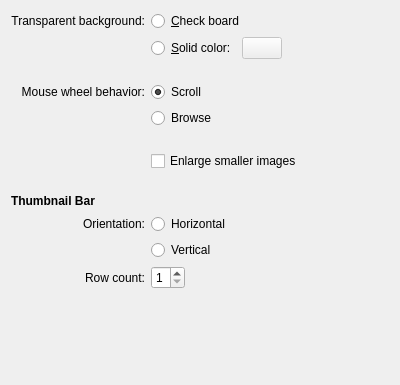
Qt form app/imageviewconfigpage.ui (KDE/gwenview) before a commit.
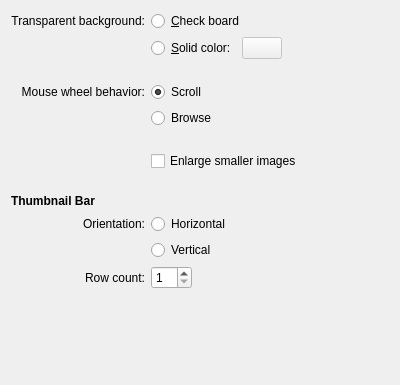
The same form after that commit. Custom widgets are drawn as their Qt base class.

Commit message: Increase maximum row count.

Diff of the .ui file:
```diff
--- a/app/imageviewconfigpage.ui
+++ b/app/imageviewconfigpage.ui
@@ -310,7 +310,7 @@
         <number>1</number>
        </property>
        <property name="maximum">
-        <number>4</number>
+        <number>10</number>
        </property>
       </widget>
      </item>
```
